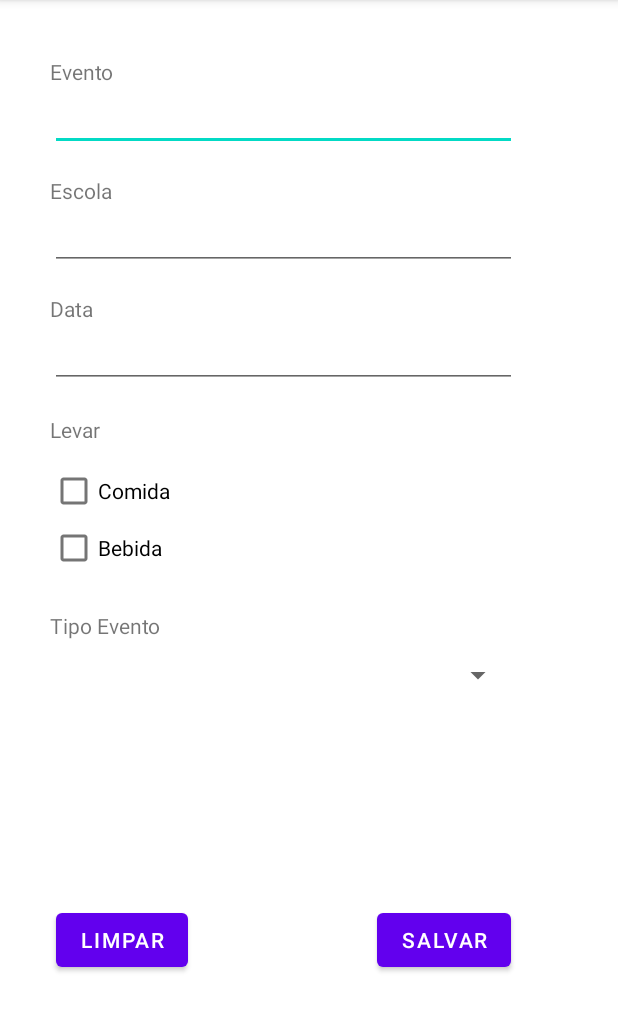
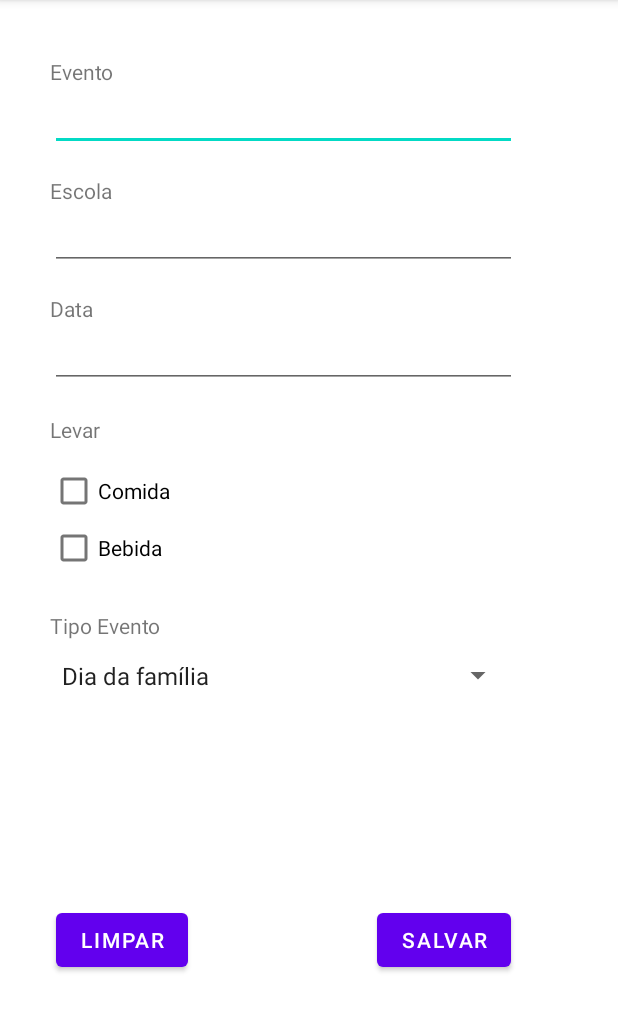
Before and after one commit to danielapandrade/controleEscolarUTFPR, an Android app: the CadastroEventoActivity screen opened directly, with no data from a screen before it, on a phone screen of 412 x 824 dp, the part 84-1116 px from its top. Run offline under Robolectric (Android 15) with nearby library versions, the phone set to English and light mode, and no system bars.

Commit message:
finalizando requisitos da atividade 2

```diff
--- a/app/src/main/java/br/edu/utfpr/CadastroEventoActivity.java
+++ b/app/src/main/java/br/edu/utfpr/CadastroEventoActivity.java
@@ -3,12 +3,75 @@ package br.edu.utfpr;
 import androidx.appcompat.app.AppCompatActivity;
 
 import android.os.Bundle;
+import android.view.View;
+import android.widget.ArrayAdapter;
+import android.widget.CheckBox;
+import android.widget.EditText;
+import android.widget.Spinner;
+import android.widget.Toast;
 
 public class CadastroEventoActivity extends AppCompatActivity {
+
+    private Spinner spinner;
+
+    private EditText evento;
+
+    private EditText escola;
+
+    private EditText data;
+
+    private CheckBox checkBoxComida;
+
+    private CheckBox checkBoxBebida;
 
     @Override
     protected void onCreate(Bundle savedInstanceState) {
         super.onCreate(savedInstanceState);
         setContentView(R.layout.activity_cadastro_evento);
+
+        evento = findViewById(R.id.editTextEvento);
+        escola = findViewById(R.id.editTextEscolaEvento);
+        data = findViewById(R.id.editTextDataEvento);
+        checkBoxComida = findViewById(R.id.checkBoxComida);
+        checkBoxBebida = findViewById(R.id.checkBoxBebida);
+
+
+        ArrayAdapter adapter = ArrayAdapter.createFromResource(
+                this,
+                R.array.tipo_evento,
+                android.R.layout.simple_spinner_item);
+
+        spinner = (Spinner) findViewById(R.id.spinnerEvento);
+        spinner.setAdapter(adapter);
     }
+
+    public void limpar(View view) {
+        escola.setText("");
+        evento.setText("");
+        data.setText("");
+        checkBoxComida.setChecked(false);
+        checkBoxBebida.setChecked(false);
+        evento.requestFocus();
+
+        Toast.makeText(this, "Valores deletados!", Toast.LENGTH_SHORT).show();
+    }
+
+    public void salvar(View view) {
+        if (escola.getText().equals("") || evento.getText().equals("") ||
+                data.getText().equals("") || verificarcheckBoxLevar()) {
+
+            Toast.makeText(this, "Não pode haver campos vazios!", Toast.LENGTH_SHORT).show();
+        }
+    }
+
+    public boolean verificarcheckBoxLevar() {
+        if (!checkBoxBebida.isChecked() && !checkBoxComida.isChecked()) {
+            return true;
+
+        }
+
+        return false;
+    }
+
+
 }
--- a/app/src/main/res/layout/activity_cadastro_evento.xml
+++ b/app/src/main/res/layout/activity_cadastro_evento.xml
@@ -11,7 +11,7 @@
         android:layout_width="wrap_content"
         android:layout_height="wrap_content"
         android:text="@string/evento"
-        app:layout_constraintBottom_toTopOf="@+id/editTextTextPersonName"
+        app:layout_constraintBottom_toTopOf="@+id/editTextEvento"
         app:layout_constraintEnd_toEndOf="parent"
         app:layout_constraintHorizontal_bias="0.091"
         app:layout_constraintStart_toStartOf="parent"
@@ -19,7 +19,7 @@
         app:layout_constraintVertical_bias="1.0" />
 
     <EditText
-        android:id="@+id/editTextTextPersonName"
+        android:id="@+id/editTextEvento"
         android:layout_width="311dp"
         android:layout_height="43dp"
         android:ems="10"
@@ -41,7 +41,7 @@
         app:layout_constraintEnd_toEndOf="parent"
         app:layout_constraintHorizontal_bias="0.0"
         app:layout_constraintStart_toStartOf="@id/textViewEvento"
-        app:layout_constraintTop_toBottomOf="@+id/editTextTextPersonName"
+        app:layout_constraintTop_toBottomOf="@+id/editTextEvento"
         app:layout_constraintVertical_bias="0.026" />
 
     <EditText
@@ -51,7 +51,7 @@
         android:ems="10"
         android:inputType="textPersonName"
         app:layout_constraintBottom_toBottomOf="parent"
-        app:layout_constraintEnd_toEndOf="@+id/editTextTextPersonName"
+        app:layout_constraintEnd_toEndOf="@+id/editTextEvento"
         app:layout_constraintHorizontal_bias="0.0"
         app:layout_constraintStart_toStartOf="@+id/textViewEscolaEvento"
         app:layout_constraintTop_toBottomOf="@+id/textViewEscolaEvento"
@@ -70,7 +70,7 @@
         app:layout_constraintVertical_bias="0.028" />
 
     <EditText
-        android:id="@+id/editTextDate"
+        android:id="@+id/editTextDataEvento"
         android:layout_width="311dp"
         android:layout_height="43dp"
         android:ems="10"
@@ -88,10 +88,10 @@
         android:layout_height="15dp"
         android:text="@string/levar"
         app:layout_constraintBottom_toBottomOf="parent"
-        app:layout_constraintEnd_toEndOf="@+id/editTextDate"
+        app:layout_constraintEnd_toEndOf="@+id/editTextDataEvento"
         app:layout_constraintHorizontal_bias="0.0"
-        app:layout_constraintStart_toStartOf="@+id/editTextDate"
-        app:layout_constraintTop_toBottomOf="@+id/editTextDate"
+        app:layout_constraintStart_toStartOf="@+id/editTextDataEvento"
+        app:layout_constraintTop_toBottomOf="@+id/editTextDataEvento"
         app:layout_constraintVertical_bias="0.036" />
 
     <CheckBox
@@ -121,9 +121,10 @@
         android:id="@+id/buttonSalvarEvento"
         android:layout_width="wrap_content"
         android:layout_height="wrap_content"
+        android:onClick="salvar"
         android:text="@string/salvarEvento"
         app:layout_constraintBottom_toBottomOf="@+id/buttonLimparEvento"
-        app:layout_constraintEnd_toEndOf="@+id/editTextDate"
+        app:layout_constraintEnd_toEndOf="@+id/editTextDataEvento"
         app:layout_constraintHorizontal_bias="1.0"
         app:layout_constraintStart_toEndOf="@+id/buttonLimparEvento"
         app:layout_constraintTop_toTopOf="@+id/buttonLimparEvento" />
@@ -134,6 +135,7 @@
         android:layout_height="wrap_content"
         android:layout_marginEnd="122dp"
         android:layout_marginRight="122dp"
+        android:onClick="limpar"
         android:text="@string/limparEvento"
         app:layout_constraintBottom_toBottomOf="parent"
         app:layout_constraintEnd_toStartOf="@+id/buttonSalvarEvento"
@@ -158,9 +160,9 @@
         android:layout_width="309dp"
         android:layout_height="47dp"
         app:layout_constraintBottom_toBottomOf="parent"
-        app:layout_constraintEnd_toEndOf="@+id/editTextDate"
+        app:layout_constraintEnd_toEndOf="@+id/editTextDataEvento"
         app:layout_constraintHorizontal_bias="0.0"
-        app:layout_constraintStart_toStartOf="@+id/editTextDate"
+        app:layout_constraintStart_toStartOf="@+id/editTextDataEvento"
         app:layout_constraintTop_toBottomOf="@+id/textViewTipoEvento"
         app:layout_constraintVertical_bias="0.0" />
 
--- a/app/src/main/res/values/strings.xml
+++ b/app/src/main/res/values/strings.xml
@@ -26,4 +26,13 @@
     <string name="limparEvento">Limpar</string>
     <string name="salvarEvento">SALVAR</string>
     <string name="tipoEvento">Tipo Evento</string>
+    <string-array name="tipo_evento">
+        <item>Dia da família</item>
+        <item>Festa Junina</item>
+        <item>Dia dos Avós</item>
+        <item>Dia dos Pais</item>
+        <item>Dia das mães</item>
+        <item>Outro</item>
+    </string-array>
+
 </resources>
```
Also changed, not shown: app/src/main/java/br/edu/utfpr/CadastroDependenteActivity.java (+31 -3 lines), app/src/main/res/layout/activity_cadastro_dependente.xml (+7 -5 lines).
